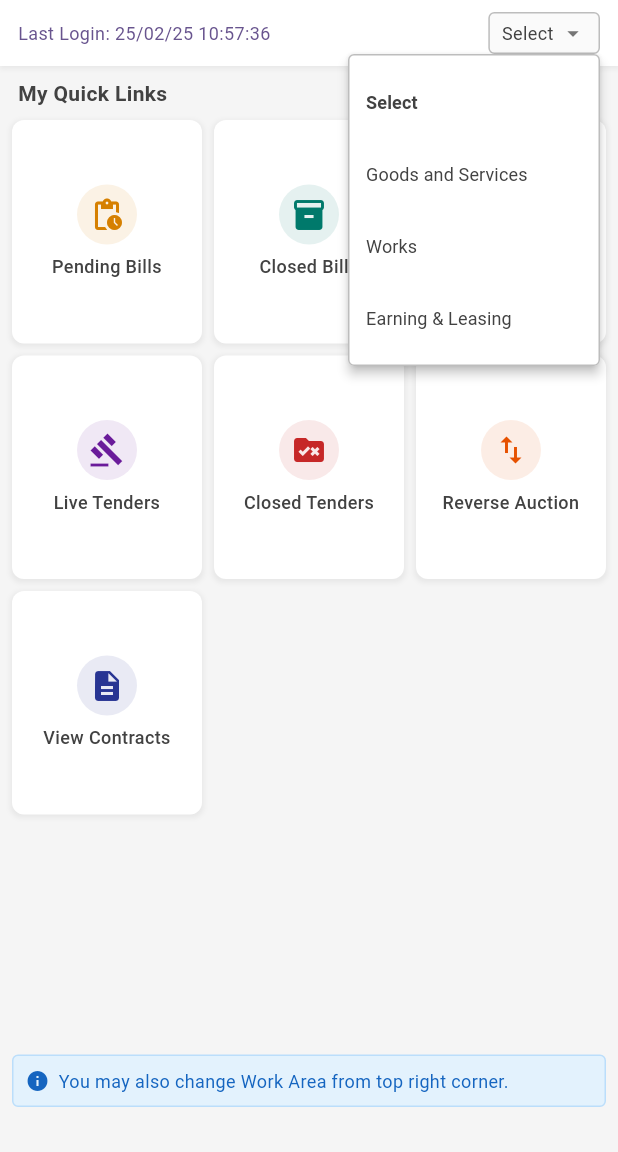
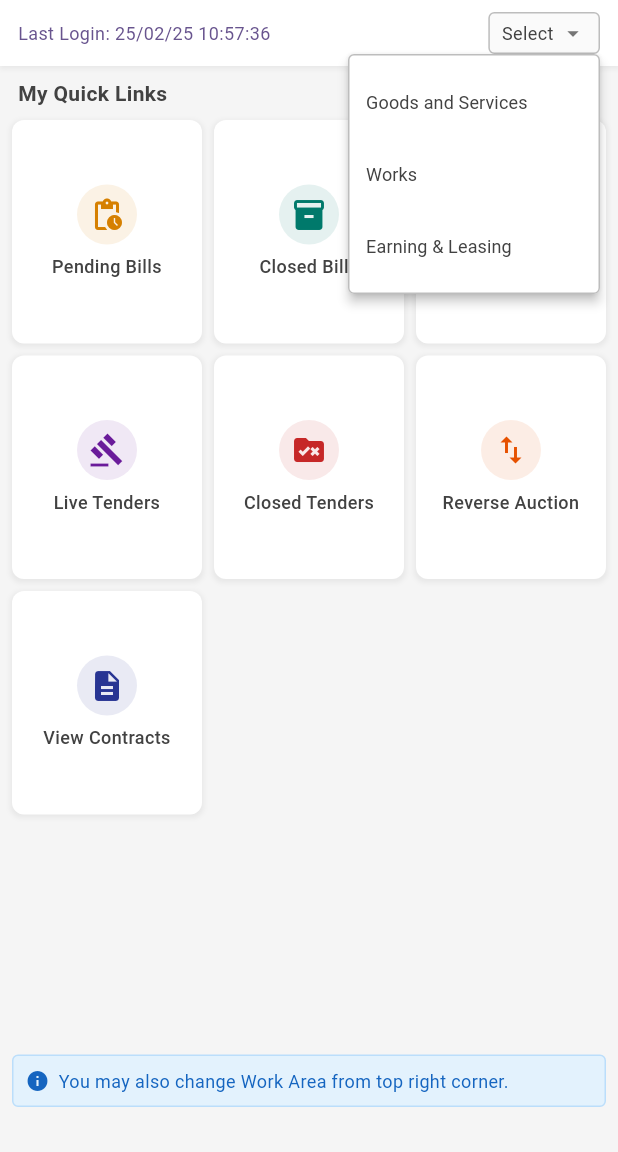
Before and after one commit to gajendrasingh05/ireps_training, a Flutter app: the HomePage screen opened directly, after a tap on "Select", on a phone screen of 412 x 824 dp, the part 84-1236 px from its top. Run offline on Flutter 3.47's test engine with Material 3 defaults, Android fonts, the phone set to English and light mode, and no system bars; our stand-ins replace dropdown_search; Roboto replaces fonts that are missing (Gastie).

Commit message:
committed by Rishu - 20.03.2025 (bidder homepage)

```diff
--- a/lib/bidderlogin.dart
+++ b/lib/bidderlogin.dart
@@ -195,12 +195,12 @@ class HomePage extends StatefulWidget {
 }
 
 class _HomePageState extends State<HomePage> {
-  // Changed default value to "Select" instead of "Goods and Services"
+  // Changed default text to "Select" as header only, not an option
   String selectedWorkArea = 'Select';
   final GlobalKey<ScaffoldState> _scaffoldKey = GlobalKey<ScaffoldState>();
 
+  // Removed 'Select' from the workAreas list so it won't appear as an option
   final List<String> workAreas = [
-    'Select',  // Added this as the first option
     'Goods and Services',
     'Works',
     'Earning & Leasing',
```
